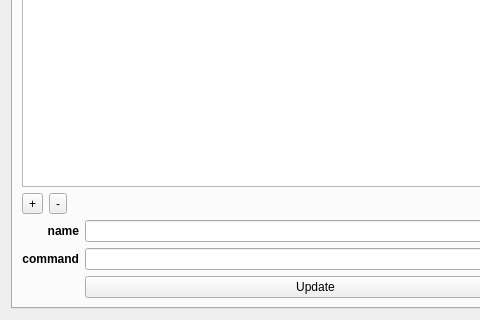
This is blurdev/ide/config/project/ui/settingsconfig.ui in blurstudio/PrEditor as Qt 5 draws it before an edit; both pictures show x 0 to 480 and y 100 to 420 of the 568 by 420 pixel window. The edited form follows.
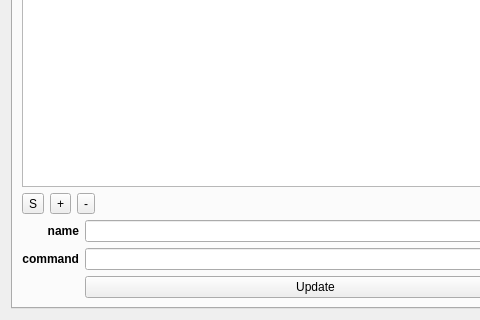
This is the edited form. The open tabs and pages were chosen to show the change. Custom widgets are drawn as their Qt base class.

Commit message: Added the ability to add separators to the command and arguments ddls.

Patch:
```diff
--- a/blurdev/ide/config/project/ui/settingsconfig.ui
+++ b/blurdev/ide/config/project/ui/settingsconfig.ui
@@ -92,6 +92,16 @@
        </item>
        <item row="1" column="0" colspan="2">
         <layout class="QHBoxLayout" name="horizontalLayout_3">
+         <item>
+          <widget class="QToolButton" name="uiInsertCommandSeparatorBTN">
+           <property name="toolTip">
+            <string>Create a separator in the comands menu</string>
+           </property>
+           <property name="text">
+            <string>S</string>
+           </property>
+          </widget>
+         </item>
          <item>
           <widget class="QToolButton" name="uiAddCommandBTN">
            <property name="text">
```
Left out of the diff: 52 changed lines with no effect on the pictures. The commit also changes 2 other files.
